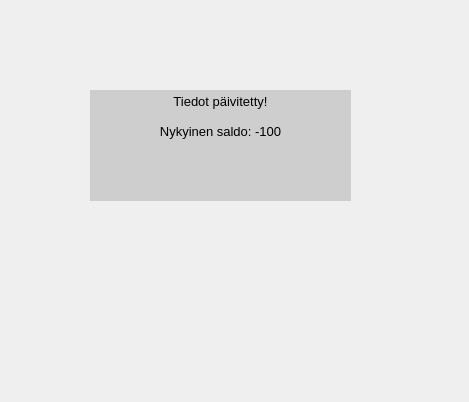
Old version of the form proto-pyqt/balance.ui in the repository JoonasMagnusson/Naamakahvi.
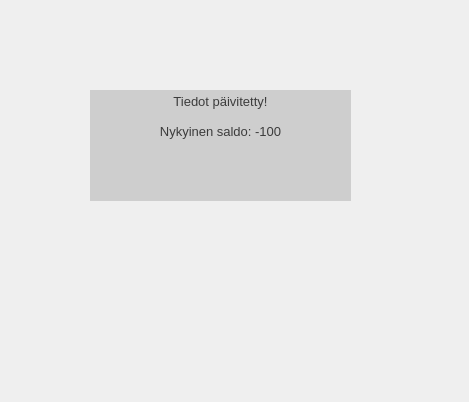
New version of the form.

Commit message: Changed balance text color

Patch:
```diff
--- a/proto-pyqt/balance.ui
+++ b/proto-pyqt/balance.ui
@@ -22,6 +22,124 @@
      <height>111</height>
     </rect>
    </property>
+   <property name="palette">
+    <palette>
+     <active>
+      <colorrole role="Button">
+       <brush brushstyle="SolidPattern">
+        <color alpha="255">
+         <red>206</red>
+         <green>206</green>
+         <blue>206</blue>
+        </color>
+       </brush>
+      </colorrole>
+      <colorrole role="Text">
+       <brush brushstyle="SolidPattern">
+        <color alpha="255">
+         <red>60</red>
+         <green>60</green>
+         <blue>60</blue>
+        </color>
+       </brush>
+      </colorrole>
+      <colorrole role="Base">
+       <brush brushstyle="SolidPattern">
+        <color alpha="255">
+         <red>206</red>
+         <green>206</green>
+         <blue>206</blue>
+        </color>
+       </brush>
+      </colorrole>
+      <colorrole role="Window">
+       <brush brushstyle="SolidPattern">
+        <color alpha="255">
+         <red>206</red>
+         <green>206</green>
+         <blue>206</blue>
+        </color>
+       </brush>
+      </colorrole>
+     </active>
+     <inactive>
+      <colorrole role="Button">
+       <brush brushstyle="SolidPattern">
+        <color alpha="255">
+         <red>206</red>
+         <green>206</green>
+         <blue>206</blue>
+        </color>
+       </brush>
+      </colorrole>
+      <colorrole role="Text">
+       <brush brushstyle="SolidPattern">
+        <color alpha="255">
+         <red>60</red>
+         <green>60</green>
+         <blue>60</blue>
+        </color>
+       </brush>
+      </colorrole>
+      <colorrole role="Base">
+       <brush brushstyle="SolidPattern">
+        <color alpha="255">
+         <red>206</red>
+         <green>206</green>
+         <blue>206</blue>
+        </color>
+       </brush>
+      </colorrole>
+      <colorrole role="Window">
+       <brush brushstyle="SolidPattern">
+        <color alpha="255">
+         <red>206</red>
+         <green>206</green>
+         <blue>206</blue>
+        </color>
+       </brush>
+      </colorrole>
+     </inactive>
+     <disabled>
+      <colorrole role="Button">
+       <brush brushstyle="SolidPattern">
+        <color alpha="255">
+         <red>206</red>
+         <green>206</green>
+         <blue>206</blue>
+        </color>
+       </brush>
+      </colorrole>
+      <colorrole role="Text">
+       <brush brushstyle="SolidPattern">
+        <color alpha="255">
+         <red>133</red>
+         <green>133</green>
+         <blue>133</blue>
+        </color>
+       </brush>
+      </colorrole>
+      <colorrole role="Base">
+       <brush brushstyle="SolidPattern">
+        <color alpha="255">
+         <red>206</red>
+         <green>206</green>
+         <blue>206</blue>
+        </color>
+       </brush>
+      </colorrole>
+      <colorrole role="Window">
+       <brush brushstyle="SolidPattern">
+        <color alpha="255">
+         <red>206</red>
+         <green>206</green>
+         <blue>206</blue>
+        </color>
+       </brush>
+      </colorrole>
+     </disabled>
+    </palette>
+   </property>
    <property name="styleSheet">
     <string notr="true">background-color: rgb(206, 206, 206);</string>
    </property>
```
